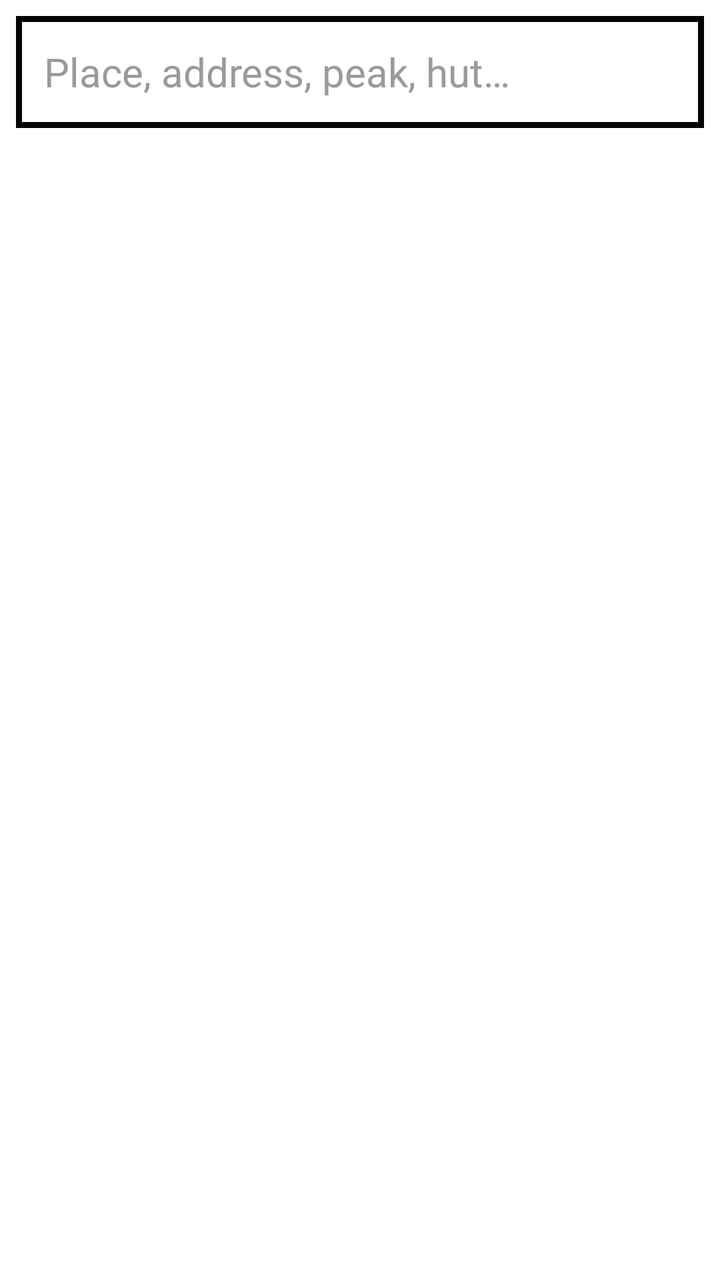
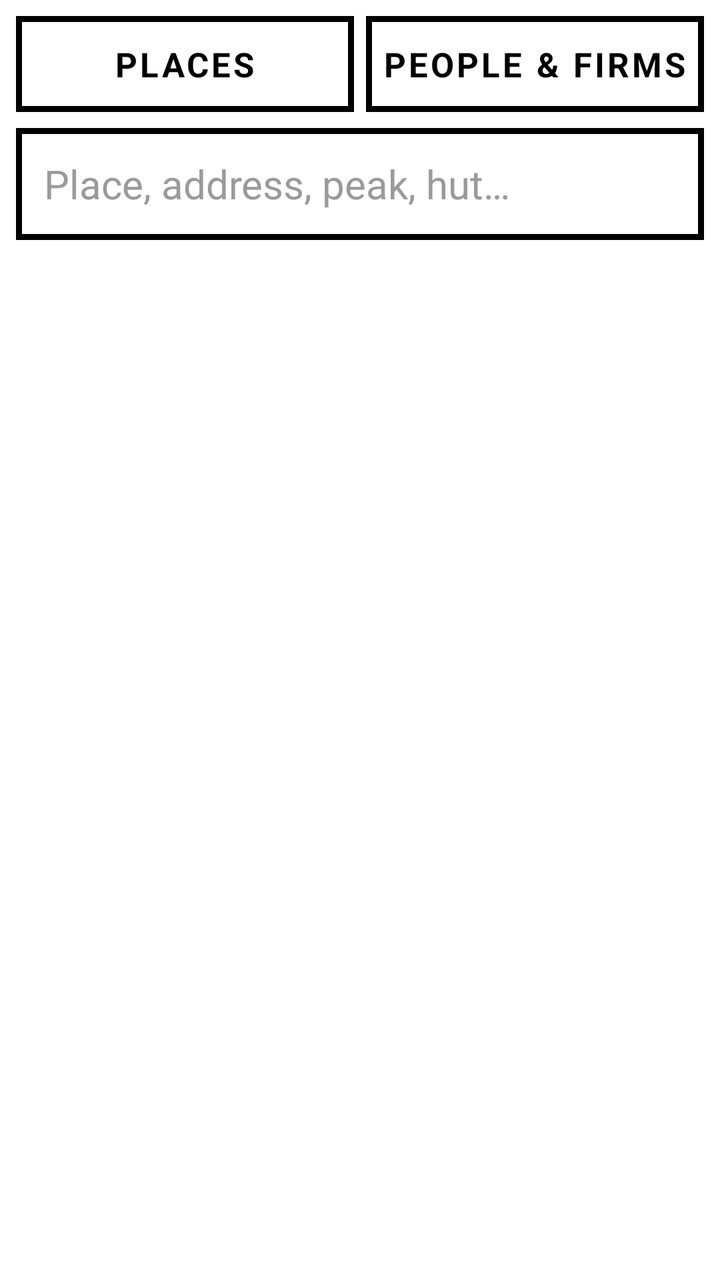

Compare the two renders of this Android layout. The source of the first and the diff that turns it into the second are given below.
<!-- AndroidManifest.xml: application theme Theme.Sbh -->
<!-- res/layout/activity_search.xml -->
<?xml version="1.0" encoding="utf-8"?>
<LinearLayout xmlns:android="http://schemas.android.com/apk/res/android"
    android:layout_width="match_parent" android:layout_height="match_parent"
    android:orientation="vertical" android:background="@color/paper" android:padding="8dp">
    <EditText android:id="@+id/query" android:layout_width="match_parent" android:layout_height="56dp"
        android:hint="@string/search_hint" android:textSize="20sp" android:inputType="text"
        android:imeOptions="actionSearch" android:background="@drawable/btn" android:paddingStart="14dp"
        android:paddingEnd="14dp" android:textColor="@color/ink" android:textColorHint="@color/grey"
        android:singleLine="true"/>
    <ListView android:id="@+id/list" android:layout_width="match_parent" android:layout_height="match_parent"
        android:layout_marginTop="8dp" android:divider="@color/ink" android:dividerHeight="1dp"/>
</LinearLayout>
<!-- resources referenced by this layout -->
<resources>
  <color name="grey">#9A9A9A</color>
  <color name="ink">#000000</color>
  <color name="paper">#FFFFFF</color>
  <!-- drawable btn (drawable) -->
  <?xml version="1.0" encoding="utf-8"?>
  <selector xmlns:android="http://schemas.android.com/apk/res/android">
      <item android:state_pressed="true">
          <shape><solid android:color="@color/ink"/><stroke android:width="3dp" android:color="@color/ink"/></shape>
      </item>
      <item android:state_enabled="false">
          <shape><solid android:color="@color/paper"/><stroke android:width="3dp" android:color="@color/grey"/></shape>
      </item>
      <item>
          <shape><solid android:color="@color/paper"/><stroke android:width="3dp" android:color="@color/ink"/></shape>
      </item>
  </selector>
  <string name="search_hint">Place, address, peak, hut…</string>
  <style name="Theme.Sbh" parent="Theme.AppCompat.Light.NoActionBar">
          <item name="android:statusBarColor">@color/ink</item>
          <item name="android:navigationBarColor">@color/ink</item>
          <item name="android:windowBackground">@color/paper</item>
          <item name="android:textColor">@color/ink</item>
          <item name="colorAccent">@color/ink</item>
          <item name="colorPrimary">@color/ink</item>
          <item name="android:fontFamily">sans-serif</item>
          <item name="android:windowLightStatusBar">false</item>
          <item name="android:windowLightNavigationBar">false</item>
      </style>
</resources>

<!-- the commit's change to res/layout/activity_search.xml (unified diff, before → after) -->
@@ -2,11 +2,19 @@
 <LinearLayout xmlns:android="http://schemas.android.com/apk/res/android"
     android:layout_width="match_parent" android:layout_height="match_parent"
     android:orientation="vertical" android:background="@color/paper" android:padding="8dp">
+    <LinearLayout android:layout_width="match_parent" android:layout_height="wrap_content" android:orientation="horizontal">
+        <TextView android:id="@+id/btnPlaces" style="@style/Btn" android:layout_width="0dp" android:layout_weight="1"
+            android:layout_height="48dp" android:text="@string/places"/>
+        <TextView android:id="@+id/btnPeople" style="@style/Btn" android:layout_width="0dp" android:layout_weight="1"
+            android:layout_height="48dp" android:layout_marginStart="6dp" android:text="@string/people"/>
+    </LinearLayout>
     <EditText android:id="@+id/query" android:layout_width="match_parent" android:layout_height="56dp"
-        android:hint="@string/search_hint" android:textSize="20sp" android:inputType="text"
+        android:layout_marginTop="8dp" android:hint="@string/search_hint" android:textSize="20sp" android:inputType="text"
         android:imeOptions="actionSearch" android:background="@drawable/btn" android:paddingStart="14dp"
         android:paddingEnd="14dp" android:textColor="@color/ink" android:textColorHint="@color/grey"
         android:singleLine="true"/>
+    <TextView android:id="@+id/credit" android:layout_width="match_parent" android:layout_height="wrap_content"
+        android:textSize="12sp" android:textColor="@color/grey" android:paddingTop="6dp" android:visibility="gone"/>
     <ListView android:id="@+id/list" android:layout_width="match_parent" android:layout_height="match_parent"
         android:layout_marginTop="8dp" android:divider="@color/ink" android:dividerHeight="1dp"/>
 </LinearLayout>
<!-- resource entries referenced after the edit -->
@@ -16,7 +16,22 @@
           <shape><solid android:color="@color/paper"/><stroke android:width="3dp" android:color="@color/ink"/></shape>
       </item>
   </selector>
+  <string name="people">PEOPLE &amp; FIRMS</string>
+  <string name="places">PLACES</string>
   <string name="search_hint">Place, address, peak, hut…</string>
+  <style name="Btn">
+          <item name="android:background">@drawable/btn</item>
+          <item name="android:textColor">@drawable/btn_text</item>
+          <item name="android:textSize">17sp</item>
+          <item name="android:textStyle">bold</item>
+          <item name="android:gravity">center</item>
+          <item name="android:letterSpacing">0.08</item>
+          <item name="android:minHeight">56dp</item>
+          <item name="android:minWidth">56dp</item>
+          <item name="android:padding">0dp</item>
+          <item name="android:stateListAnimator">@null</item>
+          <item name="android:textAllCaps">true</item>
+      </style>
   <style name="Theme.Sbh" parent="Theme.AppCompat.Light.NoActionBar">
           <item name="android:statusBarColor">@color/ink</item>
           <item name="android:navigationBarColor">@color/ink</item>
@@ -28,5 +43,12 @@
           <item name="android:windowLightStatusBar">false</item>
           <item name="android:windowLightNavigationBar">false</item>
       </style>
+  <!-- drawable btn_text (drawable) -->
+  <?xml version="1.0" encoding="utf-8"?>
+  <selector xmlns:android="http://schemas.android.com/apk/res/android">
+      <item android:state_pressed="true" android:color="@color/paper"/>
+      <item android:state_enabled="false" android:color="@color/grey"/>
+      <item android:color="@color/ink"/>
+  </selector>
 </resources>
 
